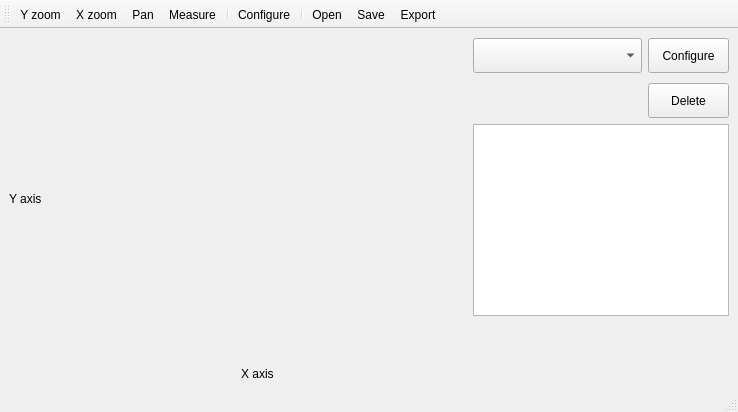
Old version of the form mainwindow.ui in the repository whtuGitHub/qt-simple-plot.
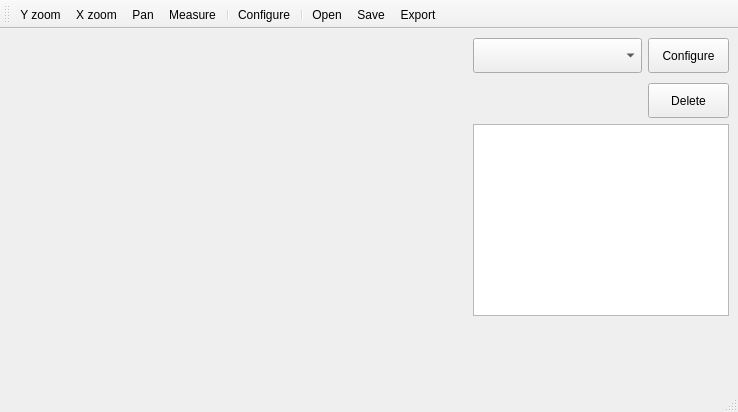
New version of the form. Icons and pictures are not drawn.

Patch:
```diff
--- a/mainwindow.ui
+++ b/mainwindow.ui
@@ -23,55 +23,7 @@
    <layout class="QGridLayout" name="gridLayout_2">
     <item row="0" column="0">
      <layout class="QGridLayout" name="gridLayout">
-      <item row="7" column="1" alignment="Qt::AlignHCenter">
-       <widget class="QLabel" name="xAxisLabel">
-        <property name="sizePolicy">
-         <sizepolicy hsizetype="Preferred" vsizetype="Fixed">
-          <horstretch>0</horstretch>
-          <verstretch>0</verstretch>
-         </sizepolicy>
-        </property>
-        <property name="text">
-         <string>X axis</string>
-        </property>
-        <property name="textFormat">
-         <enum>Qt::RichText</enum>
-        </property>
-       </widget>
-      </item>
-      <item row="0" column="0" rowspan="7">
-       <widget class="QLabel" name="yAxisLabel">
-        <property name="sizePolicy">
-         <sizepolicy hsizetype="Preferred" vsizetype="Expanding">
-          <horstretch>0</horstretch>
-          <verstretch>0</verstretch>
-         </sizepolicy>
-        </property>
-        <property name="text">
-         <string>Y axis</string>
-        </property>
-        <property name="textFormat">
-         <enum>Qt::RichText</enum>
-        </property>
-       </widget>
-      </item>
-      <item row="0" column="1" rowspan="7">
-       <widget class="QWidget" name="placeHolder" native="true">
-        <property name="sizePolicy">
-         <sizepolicy hsizetype="Expanding" vsizetype="Expanding">
-          <horstretch>0</horstretch>
-          <verstretch>0</verstretch>
-         </sizepolicy>
-        </property>
-        <property name="minimumSize">
-         <size>
-          <width>0</width>
-          <height>0</height>
-         </size>
-        </property>
-       </widget>
-      </item>
-      <item row="5" column="2" rowspan="3" colspan="3" alignment="Qt::AlignTop">
+      <item row="5" column="1" rowspan="3" colspan="3" alignment="Qt::AlignTop">
        <widget class="QLabel" name="measures">
         <property name="sizePolicy">
          <sizepolicy hsizetype="Minimum" vsizetype="Expanding">
@@ -84,7 +36,7 @@
         </property>
        </widget>
       </item>
-      <item row="3" column="2" rowspan="2" colspan="3">
+      <item row="3" column="1" rowspan="2" colspan="3">
        <widget class="QListView" name="selectedPoints">
         <property name="sizePolicy">
          <sizepolicy hsizetype="Minimum" vsizetype="Minimum">
@@ -97,7 +49,7 @@
         </property>
        </widget>
       </item>
-      <item row="0" column="2" rowspan="2" colspan="2" alignment="Qt::AlignTop">
+      <item row="0" column="1" rowspan="2" colspan="2" alignment="Qt::AlignTop">
        <widget class="QComboBox" name="seriesCombo">
         <property name="sizePolicy">
          <sizepolicy hsizetype="Preferred" vsizetype="Fixed">
@@ -113,7 +65,7 @@
         </property>
        </widget>
       </item>
-      <item row="0" column="4" rowspan="2" alignment="Qt::AlignTop">
+      <item row="0" column="3" rowspan="2" alignment="Qt::AlignTop">
        <widget class="QPushButton" name="configureButton">
         <property name="sizePolicy">
          <sizepolicy hsizetype="Minimum" vsizetype="Fixed">
@@ -137,7 +89,7 @@
         </property>
        </widget>
       </item>
-      <item row="2" column="4">
+      <item row="2" column="3">
        <widget class="QPushButton" name="deleteButton">
         <property name="minimumSize">
          <size>
@@ -155,6 +107,22 @@
         </property>
        </widget>
       </item>
+      <item row="0" column="0" rowspan="8">
+       <widget class="QWidget" name="placeHolder" native="true">
+        <property name="sizePolicy">
+         <sizepolicy hsizetype="Expanding" vsizetype="Expanding">
+          <horstretch>0</horstretch>
+          <verstretch>0</verstretch>
+         </sizepolicy>
+        </property>
+        <property name="minimumSize">
+         <size>
+          <width>0</width>
+          <height>0</height>
+         </size>
+        </property>
+       </widget>
+      </item>
      </layout>
     </item>
    </layout>
@@ -165,7 +133,7 @@
      <x>0</x>
      <y>0</y>
      <width>738</width>
-     <height>31</height>
+     <height>29</height>
     </rect>
    </property>
   </widget>
@@ -278,7 +246,9 @@
   </action>
   <action name="actionExport">
    <property name="icon">
-    <iconset theme="document-export"/>
+    <iconset theme="document-export">
+     <normaloff/>
+    </iconset>
    </property>
    <property name="text">
     <string>Export</string>
```
